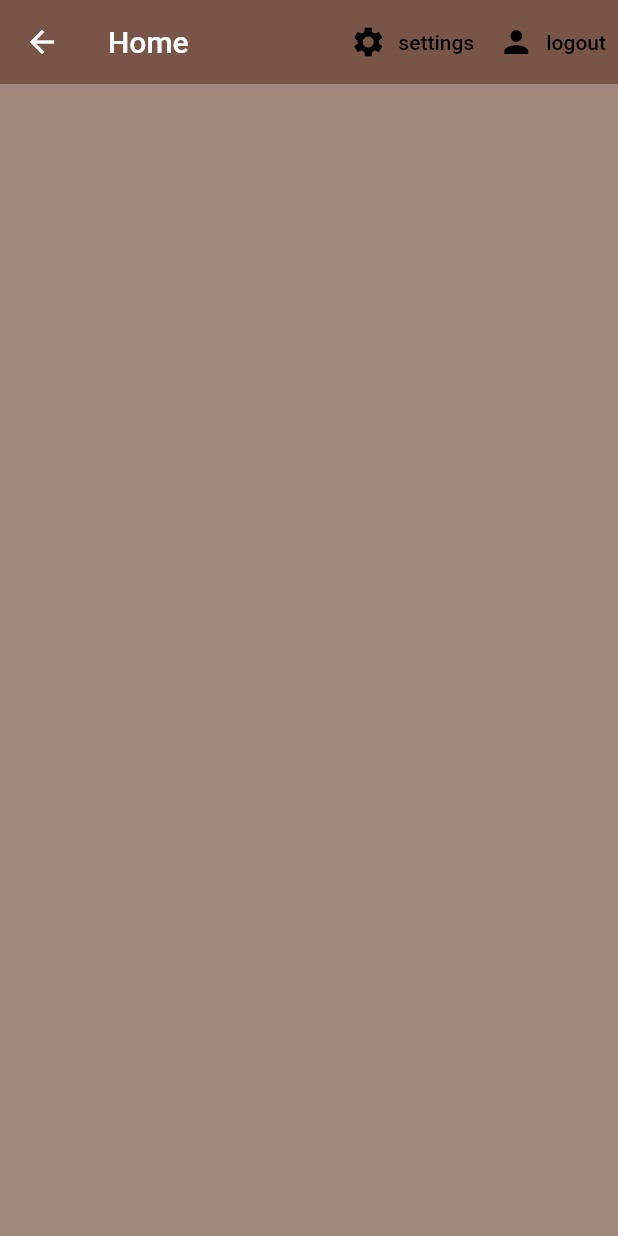
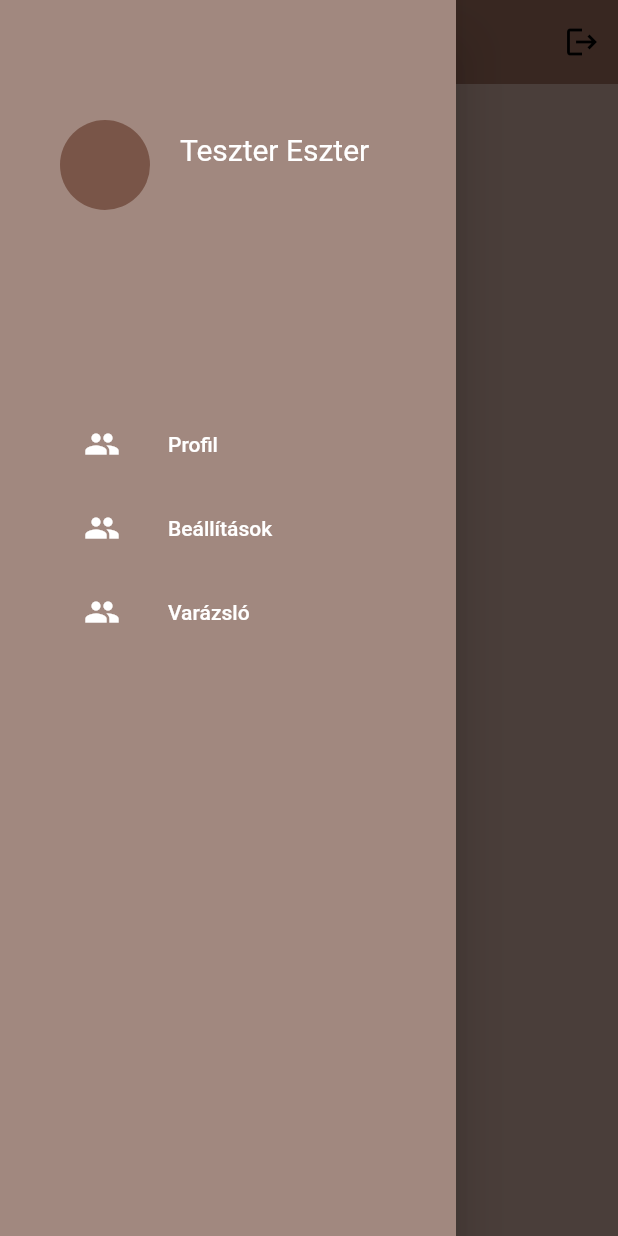
Before and after one commit to vamosmarcsi/MyRoutine, a Flutter app: the Home screen opened by its route, with the side drawer open (before the commit the screen has no drawer), on a phone screen of 412 x 824 dp. Run offline on Flutter 3.47's test engine with Material 2 defaults, Android fonts, the phone set to English and light mode, and no system bars; our stand-ins replace cloud_firestore, dropdown_formfield, firebase_auth, firebase_core, flutter_spinkit, google_fonts; accounts and stored records are empty.

Commit message:
* created side menu * created form for the wizard * fixed logout button

```diff
--- a/myroutine/lib/main.dart
+++ b/myroutine/lib/main.dart
@@ -6,6 +6,7 @@
 import 'package:myroutine/screens/authenticate/sign_in.dart';
 import 'package:myroutine/screens/authenticate/welcome.dart';
 import 'package:myroutine/screens/home/home.dart';
+import 'package:myroutine/screens/wizard/wizard.dart';
 import 'package:myroutine/shared/loading.dart';
 import 'models/myuser.dart';
 import 'package:provider/provider.dart';
@@ -39,6 +40,9 @@
           '/register': (context) => Register(),
           '/login': (context) => SignIn(),
           '/welcome': (context) => Welcome(),
+          '/settings': (context) => Welcome(),
+          '/profile': (context) => Welcome(),
+          '/wizard': (context) => Wizard(),
         },
       ),
     );
--- a/myroutine/lib/screens/authenticate/register.dart
+++ b/myroutine/lib/screens/authenticate/register.dart
@@ -102,8 +102,7 @@ class _RegisterState extends State<Register> {
                                                 () => err = 'Érvényes email címet adj meg!');
                                         //loading = false;
                                       } else {
-                                        //TODO varázslóra ugrani
-                                        Navigator.pushNamed(context,'/home');
+                                        Navigator.pushNamed(context,'/wizard');
                                       }
                                     }
                                   },
@@ -123,14 +122,14 @@ class _RegisterState extends State<Register> {
                     ],
                   ),
                 ),
-                Container(
+                Flexible(child: Container(
                   height: MediaQuery.of(context).size.height / 2.5,
                   decoration: BoxDecoration(
                       image: DecorationImage(
                         image: AssetImage('assets/images/roka-pitypang.png'),
                         fit: BoxFit.cover,
                       )),
-                ),
+                ),),
               ]
           ),
         ));
--- a/myroutine/lib/screens/authenticate/welcome.dart
+++ b/myroutine/lib/screens/authenticate/welcome.dart
@@ -39,12 +39,12 @@ class Welcome extends StatelessWidget {
                     ],
                   ],
                 ),
-                Container(
+                Flexible(child: Container(
                   height: MediaQuery.of(context).size.height / 2,
                   decoration: BoxDecoration(
                       image: DecorationImage(
                           image: AssetImage('assets/images/roka-ulo.png'))),
-                ),
+                ),),
                 Column(
                   children: [
                     ...<Widget>[
@@ -63,7 +63,6 @@ class Welcome extends StatelessWidget {
                               color: myPrimaryColor,
                             )),
                         onPressed: () {
-                          Navigator.pop(context);
                           Navigator.pushNamed(context, '/login');
                         },
                       ),
--- a/myroutine/lib/screens/home/home.dart
+++ b/myroutine/lib/screens/home/home.dart
@@ -6,6 +6,7 @@ import 'package:myroutine/shared/constants.dart';
 import 'package:provider/provider.dart';
 import 'package:myroutine/services/database.dart';
 import 'package:myroutine/screens/home/product_list.dart';
+import 'package:myroutine/screens//side_menu.dart';
 
 class Home extends StatefulWidget {
   const Home({Key? key}) : super(key: key);
@@ -17,6 +18,7 @@ class Home extends StatefulWidget {
 class _HomeState extends State<Home> {
   final AuthService _auth = AuthService();
   final _formKey = GlobalKey<FormState>();
+  final padding = EdgeInsets.symmetric(horizontal: 20);
   bool loading = false;
   @override
   Widget build(BuildContext context) {
@@ -32,46 +34,28 @@ class _HomeState extends State<Home> {
           });
     }
 
-    /*return Scaffold(
-      backgroundColor: myPrimaryLightColor,
-      appBar: AppBar(
-        title: Text('Home'),
-        backgroundColor:myPrimaryColor,
-        elevation: 0.0,
-        /*actions: <Widget>[
-          TextButton.icon(
-            //onpressed is for signing out
-              onPressed: () async {
-                await _auth.signOut();
-              },
-              icon: Icon(Icons.person),
-              label: Text('kijelentkezés'))
-        ],*/
-      ),
-    );*/
-
     return StreamProvider<List<Product>>.value(
         value: DatabaseService(uid: '').products,
         initialData: [],
         child: Scaffold(
+          drawer: SideMenu(),
           backgroundColor: myPrimaryLightColor,
           appBar: AppBar(
-            title: const Text("Home"),
             backgroundColor: myPrimaryColor,
             elevation: 0.0,
             actions: <Widget>[
-              TextButton.icon(
+              //settings
+              /*IconButton(
                   onPressed: () => _showSettingsPanel(),
-                  icon: Icon(Icons.settings, color: Colors.black),
-                  label: Text('settings', style: TextStyle(color: Colors.black))),
-              TextButton.icon(
-                //onpressed is for signing out
+                  icon: Icon(Icons.settings, color: Colors.black),),*/
+              //logout
+              IconButton(
                   onPressed: () async {
                     await _auth.signOut();
+                    Navigator.pushNamed(context, '/welcome');
                   },
-                  icon: Icon(Icons.person, color: Colors.black),
-                  label: Text('logout',
-                      style: TextStyle(color: Colors.black))),
+                  icon: Icon(Icons.logout, color: Colors.black),
+                  ),
             ],
           ),
           body: ProductList(),
--- /dev/null
+++ b/myroutine/lib/screens/side_menu.dart
@@ -0,0 +1,69 @@
+import 'package:flutter/material.dart';
+import 'package:myroutine/services/auth.dart';
+import 'package:myroutine/shared/constants.dart';
+
+class SideMenu extends StatelessWidget {
+  const SideMenu({Key? key}) : super(key: key);
+
+  @override
+  Widget build(BuildContext context) {
+    final padding = EdgeInsets.symmetric(horizontal: 20, vertical: 20);
+    final email = AuthService().getEmailAddress();
+    return Drawer(
+      child: Material(
+        color: myPrimaryLightColor,
+        child: ListView(padding: padding, children: <Widget>[
+          InkWell(
+            onTap: () {},
+            child: Container(
+              padding: padding.add(EdgeInsets.symmetric(vertical: 40)),
+              child: Row(
+                children: <Widget>[
+                CircleAvatar(
+                radius: 30,
+                backgroundColor: myPrimaryColor,
+              ),
+                  SizedBox(
+                    width: 20,
+                  ),
+                  Column(
+                      crossAxisAlignment: CrossAxisAlignment.start,
+                      children: [
+                        Text('Teszter Eszter',
+                            style:
+                                TextStyle(fontSize: 20, color: Colors.white)),
+                        const SizedBox(height: 4),
+                        Text(email!,
+                            style:
+                                TextStyle(fontSize: 14, color: Colors.white)),
+                      ]),
+                ],
+              ),
+            ),
+          ),
+          Container(
+            padding: padding,
+            child: Column(children: [
+              const SizedBox(height: 48),
+              buildMenuItems(context, text: 'Profil', icon: Icons.people, path: '/profile'),
+              buildMenuItems(context, text: 'Beállítások', icon: Icons.people, path: '/settings'),
+              buildMenuItems(context, text: 'Varázsló', icon: Icons.people, path: '/wizard')
+            ]),
+          ),
+        ]),
+      ),
+    );
+  }
+
+  Widget buildMenuItems(BuildContext context, {required String text, required IconData icon, required String path}) {
+    final color = Colors.white;
+    final hoverColor = Colors.white70;
+    return ListTile(
+        leading: Icon(icon, color: color),
+        title: Text(text, style: TextStyle(color: color)),
+        hoverColor: hoverColor,
+        onTap: () {
+          Navigator.pushNamed(context, path);
+        });
+  }
+}
--- a/myroutine/lib/services/auth.dart
+++ b/myroutine/lib/services/auth.dart
@@ -6,6 +6,15 @@ import 'package:myroutine/services/database.dart';
 
 class AuthService {
   final FirebaseAuth _auth = FirebaseAuth.instance;
+  User? userInfo = FirebaseAuth.instance.currentUser;
+
+  String getUid() {
+    return userInfo!.uid;
+  }
+
+  String? getEmailAddress() {
+    return userInfo!.email;
+  }
 
   //create object based on FirebaseUser
   MyUser? _userFromFirebaseUser(User user) {
--- a/myroutine/pubspec.yaml
+++ b/myroutine/pubspec.yaml
@@ -40,6 +40,7 @@ dependencies:
   flutter_spinkit: ^5.1.0
   google_fonts: ^2.2.0
   flutter_svg: ^1.0.3
+  dropdown_formfield: ^0.1.4
 
 dev_dependencies:
   flutter_test:
```
Also changed, not shown: myroutine/lib/screens/authenticate/sign_in.dart (+4 -3 lines), myroutine/lib/screens/wizard/wizard.dart (added, +91 -0 lines), myroutine/pubspec.lock, 6 other files.
